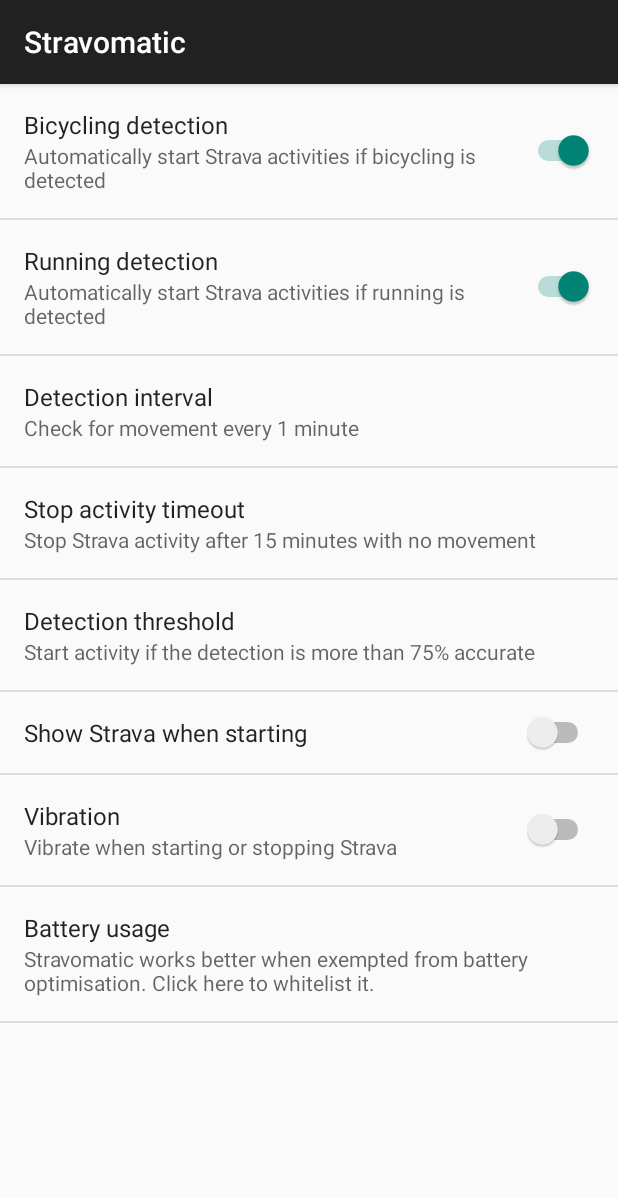
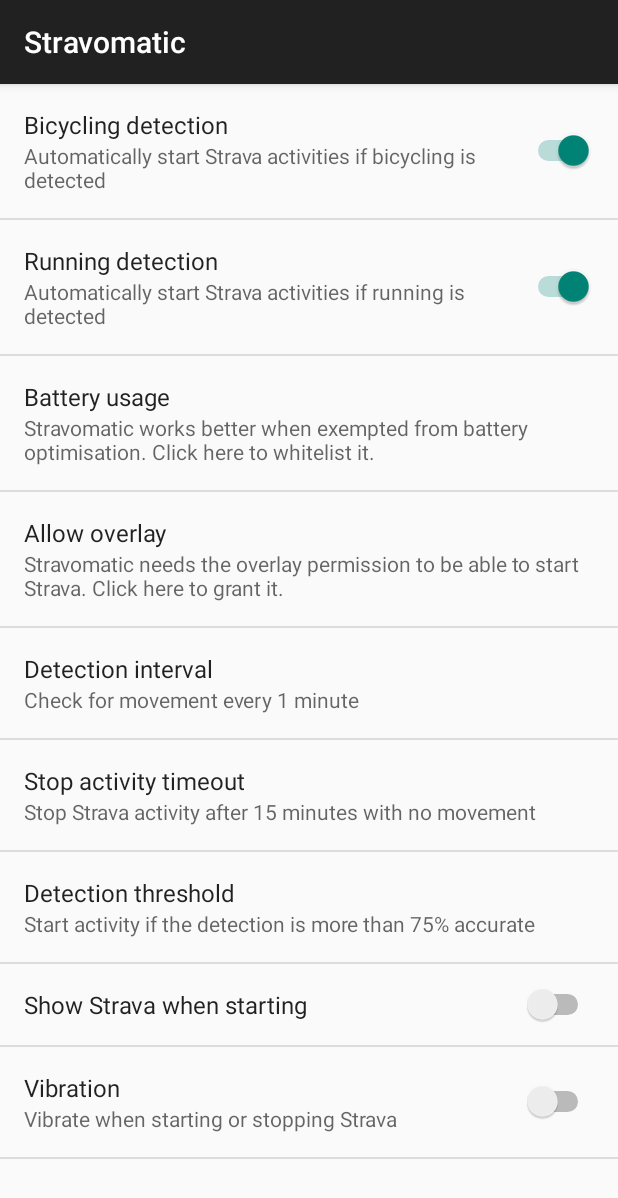
Before and after one commit to colinleroy/stravomatic, an Android app: the screen it shows after launch (MainActivity), on a phone screen of 412 x 824 dp. Shown: the top 1198 px of the screen. Run offline under Robolectric (Android 15) with nearby library versions, the phone set to English and light mode, and no system bars.

Commit message:
Fix android 10

```diff
--- a/app/src/main/AndroidManifest.xml
+++ b/app/src/main/AndroidManifest.xml
@@ -1,10 +1,13 @@
 <?xml version="1.0" encoding="utf-8"?>
 <manifest xmlns:android="http://schemas.android.com/apk/res/android"
+    xmlns:tools="http://schemas.android.com/tools"
     package="net.colino.stravaautostartstop">
     <uses-permission android:name="com.google.android.gms.permission.ACTIVITY_RECOGNITION"/>
     <uses-permission android:name="android.permission.RECEIVE_BOOT_COMPLETED" />
     <uses-permission android:name="android.permission.VIBRATE" />
     <uses-permission android:name="android.permission.WAKE_LOCK" />
+    <uses-permission android:name="android.permission.FOREGROUND_SERVICE" />
+    <uses-permission android:name="android.permission.SYSTEM_ALERT_WINDOW" tools:remove="android:maxSdkVersion" />
     <uses-feature    android:name="android.hardware.sensor.accelerometer" android:required="true" />
     <application
         android:allowBackup="true"
--- a/app/src/main/java/net/colino/stravaautostartstop/MainActivity.java
+++ b/app/src/main/java/net/colino/stravaautostartstop/MainActivity.java
@@ -7,6 +7,7 @@ import android.app.PendingIntent;
 import android.content.Context;
 import android.content.Intent;
 import android.content.SharedPreferences;
+import android.net.Uri;
 import android.os.Build;
 import android.os.Bundle;
 import android.os.PowerManager;
@@ -77,6 +78,37 @@ public class MainActivity extends PreferenceActivity  {
                     getPreferenceScreen().removePreference(batteryWhitelistButton);
                 }
             }
+
+            Preference systemModal = findPreference("system_modal");
+
+            if (systemModal != null) {
+                if (Build.VERSION.SDK_INT > 28 && !Settings.canDrawOverlays(this.getActivity())) {
+                    systemModal.setOnPreferenceClickListener(new Preference.OnPreferenceClickListener() {
+                        @Override
+                        public boolean onPreferenceClick(Preference preference) {
+                            Intent intent = new Intent(Settings.ACTION_MANAGE_OVERLAY_PERMISSION,
+                                    Uri.parse("package:" + "net.colino.stravaautostartstop"));
+                            startActivityForResult(intent, 1);
+                            return true;
+                        }
+                    });
+                } else {
+                    getPreferenceScreen().removePreference(systemModal);
+                }
+            }
+        }
+
+        @Override
+        public void onActivityResult(int requestCode, int resultCode,  Intent data) {
+            switch (requestCode) {
+                case 1: {
+                    // Check if the app get the permission
+                    if (Settings.canDrawOverlays(this.getActivity())) {
+                        Preference batteryModal = findPreference("system_modal");
+                        getPreferenceScreen().removePreference(batteryModal);
+                    }
+                }
+            }
         }
 
         @Override
@@ -110,6 +142,7 @@ public class MainActivity extends PreferenceActivity  {
             actionBar.setDisplayShowCustomEnabled(true);
         }
         getFragmentManager().beginTransaction().replace(android.R.id.content, new MyPreferenceFragment()).commit();
+
     }
 
         /**
--- a/app/src/main/res/values/strings.xml
+++ b/app/src/main/res/values/strings.xml
@@ -26,4 +26,6 @@
     <string name="movement_on_foot">On foot since %s</string>
     <string name="stop_strava_now">Stop Strava now</string>
     <string name="pref_title_show_activity">Show Strava when starting</string>
+    <string name="pref_title_system_modal">Allow overlay</string>
+    <string name="pref_summary_system_modal">Stravomatic needs the overlay permission to be able to start Strava. Click here to grant it.</string>
 </resources>
--- a/app/src/main/res/xml/pref_general.xml
+++ b/app/src/main/res/xml/pref_general.xml
@@ -13,6 +13,17 @@
         android:key="enable_run_detection"
         android:summary="@string/pref_summary_enable_run_detection"
         android:title="@string/pref_title_enable_run_detection" />
+    <Preference
+        android:key="battery_whitelist_button"
+        android:summary="@string/pref_summary_battery_whitelist"
+        android:title="@string/pref_title_battery_whitelist" />
+    <Preference
+        android:id="@+id/system_modal"
+        android:layout_width="wrap_content"
+        android:layout_height="wrap_content"
+        android:key="system_modal"
+        android:summary="@string/pref_summary_system_modal"
+        android:title="@string/pref_title_system_modal" />
     <ListPreference
         android:defaultValue="60"
         android:entries="@array/detection_interval_entries"
@@ -49,8 +60,4 @@
         android:key="switch_preference_1"
         android:summary="@string/pref_summary_vibrate"
         android:title="@string/pref_title_vibrate" />
-    <Preference
-        android:key="battery_whitelist_button"
-        android:summary="@string/pref_summary_battery_whitelist"
-        android:title="@string/pref_title_battery_whitelist" />
 </PreferenceScreen>
```
Also changed, not shown: app/build.gradle (+7 -7 lines).
